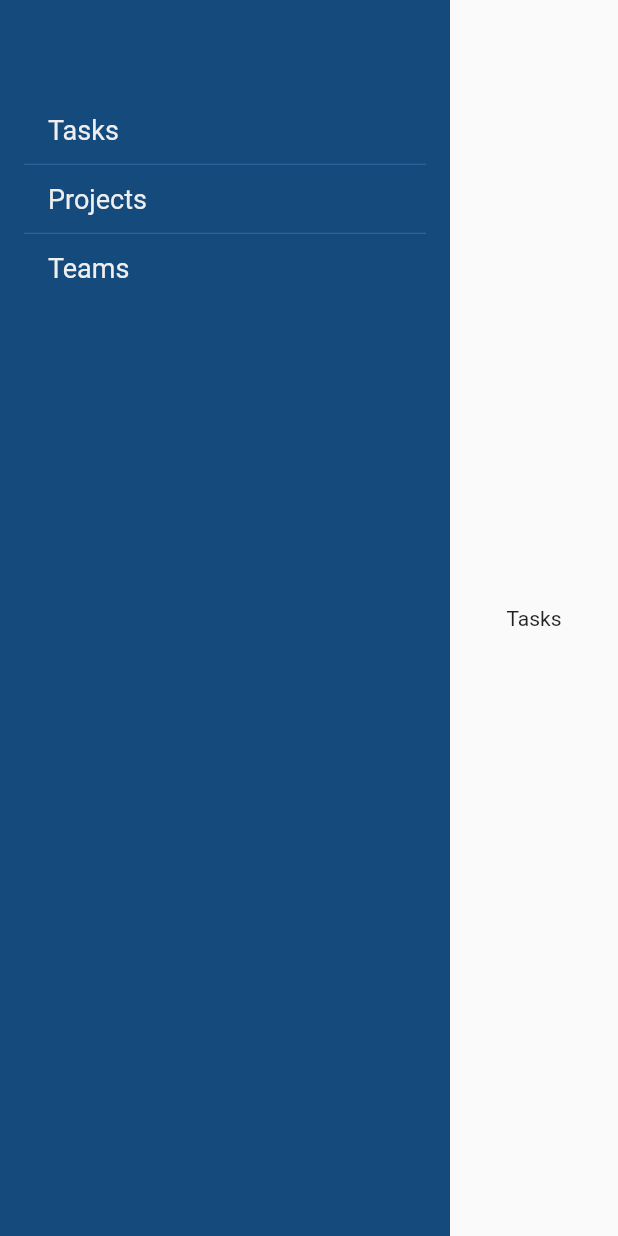
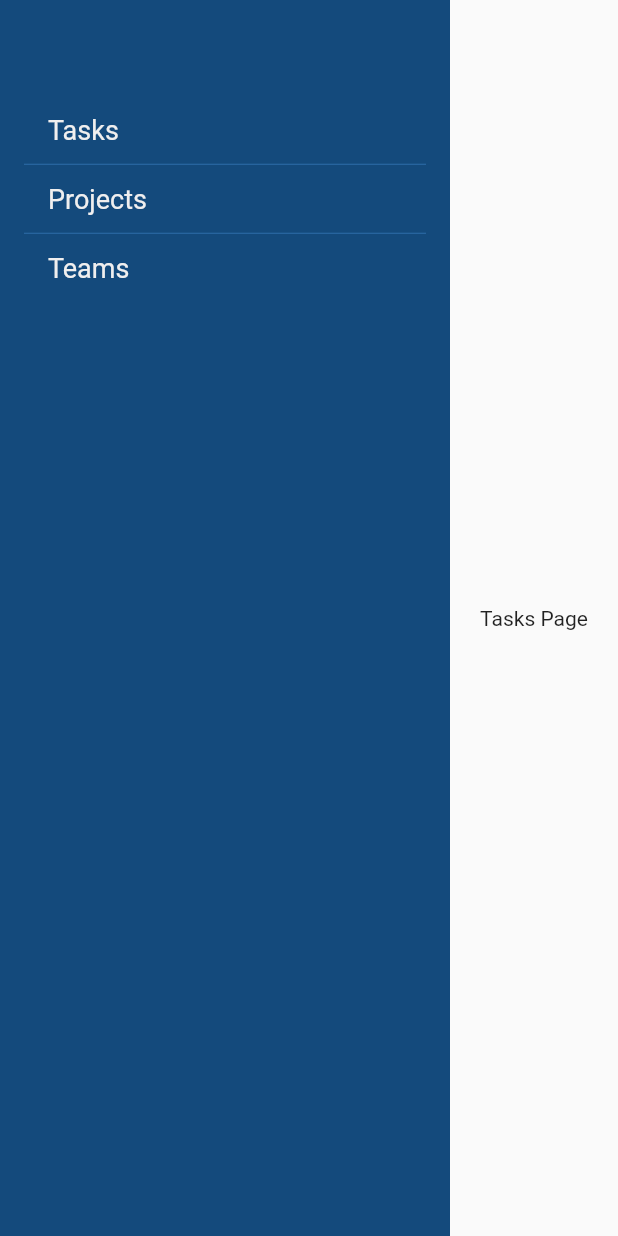
Before and after one commit to mahmuthanb/tasks_application, a Flutter app: the screen it shows after launch, on a phone screen of 412 x 824 dp. Run offline on Flutter 3.47's test engine with Material 2 defaults, Android fonts, the phone set to English and light mode, and no system bars; our stand-ins replace beamer, freezed_annotation, hooks_riverpod; generated files the repository leaves out were written again.

Commit message:
tasks page localization

```diff
--- a/lib/pages/tasks/_view/tasks_page.dart
+++ b/lib/pages/tasks/_view/tasks_page.dart
@@ -1,4 +1,5 @@
 import 'package:flutter/material.dart';
+import 'package:flutter_gen/gen_l10n/app_localizations.dart';
 
 class TasksPage extends StatelessWidget {
   const TasksPage({Key? key}) : super(key: key);
@@ -7,7 +8,7 @@ class TasksPage extends StatelessWidget {
   Widget build(BuildContext context) {
     return Center(
       // TODO: labels should be in app localization file
-      child: Text('Tasks'),
+      child: Text(AppLocalizations.of(context).tasksTitle),
     );
   }
 }
--- a/lib/router.dart
+++ b/lib/router.dart
@@ -5,12 +5,29 @@ import 'package:task_list_app/pages/projects/_view/projects_page.dart';
 import 'package:task_list_app/pages/tasks/_view/tasks_detail.dart';
 import 'package:task_list_app/pages/tasks/_view/tasks_page.dart';
 import 'package:task_list_app/pages/teams/_view/teams_page.dart';
+import 'package:flutter_gen/gen_l10n/app_localizations.dart';
 
 final routerDelegate = BeamerDelegate(
   locationBuilder: RoutesLocationBuilder(
     routes: {
-      '/': ((context, state, data) => HomePage()),
-      '/tasks': (context, state, data) => TasksPage(),
+      '/': ((context, state, data) {
+        return BeamPage(
+          key: ValueKey('home-page'),
+          title: AppLocalizations.of(context).homePageTitle,
+          popToNamed: '/',
+          type: BeamPageType.scaleTransition,
+          child: HomePage(),
+        );
+      }),
+      '/tasks': ((context, state, data) {
+        return BeamPage(
+          key: ValueKey('task-page'),
+          title: AppLocalizations.of(context).tasksTitle,
+          popToNamed: '/',
+          type: BeamPageType.scaleTransition,
+          child: TasksPage(),
+        );
+      }),
       '/tasks/:taskId': (context, state, data) {
         final taskId = state.pathParameters['taskId']!;
         return BeamPage(
```
